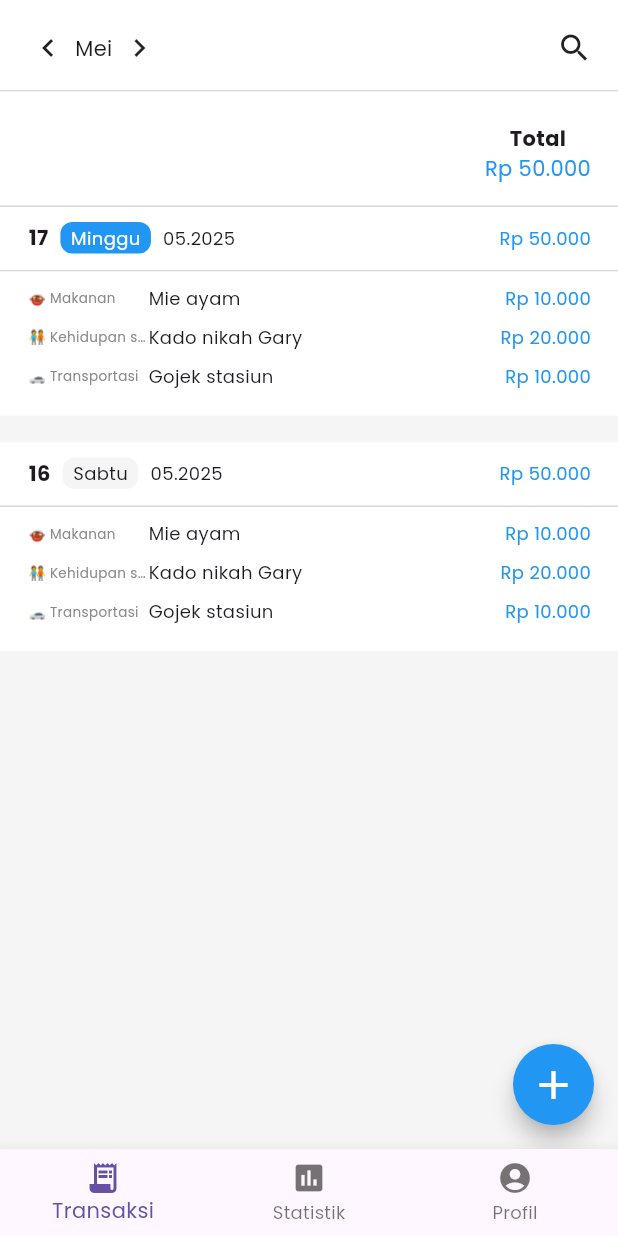
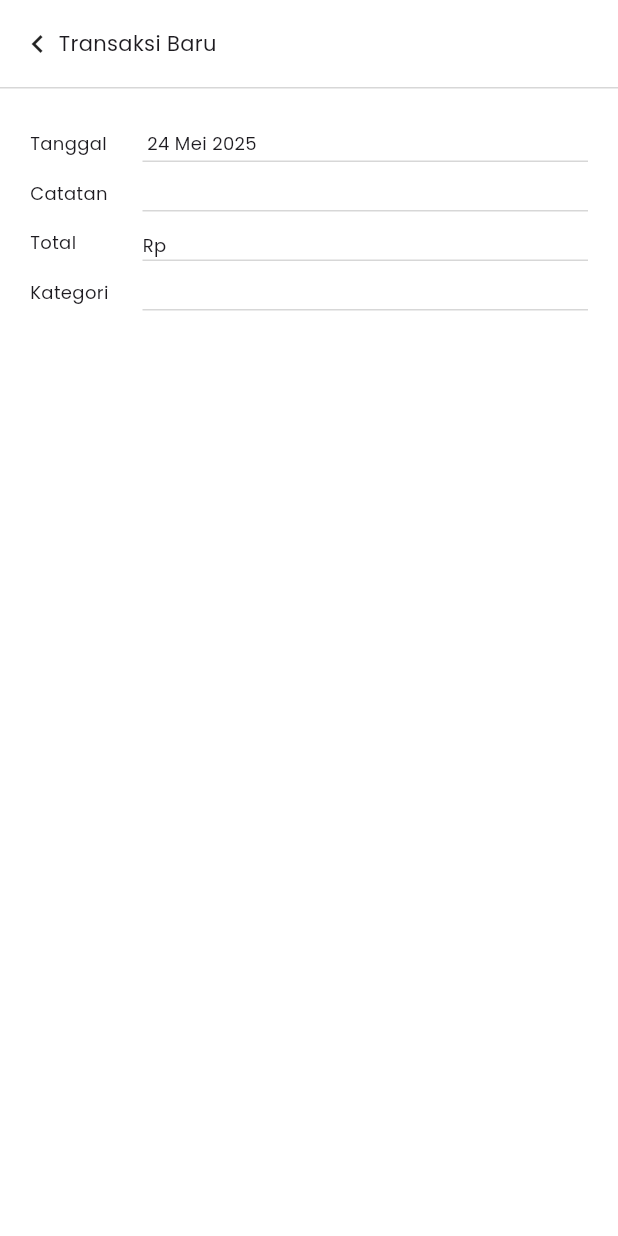
Before and after one commit to ivan-adrianto/money_manager, a Flutter app: the screen it shows after launch, after a tap on the "add" icon, on a phone screen of 412 x 824 dp. Run offline on Flutter 3.47's test engine with Material 3 defaults, Android fonts, the phone set to English and light mode, and no system bars; our stand-ins replace flutter_multi_formatter, google_fonts.

Commit message:
new transaction slicing

```diff
--- a/lib/main.dart
+++ b/lib/main.dart
@@ -2,6 +2,7 @@ import 'package:flutter/material.dart';
 import 'package:google_fonts/google_fonts.dart';
 import 'package:money_manager/screens/home/home.dart';
 import 'package:money_manager/screens/login/login.dart';
+import 'package:money_manager/screens/new_transaction/new_transaction.dart';
 import 'screens/register/register.dart'; // Import it
 
 void main() {
@@ -24,7 +25,8 @@ class MyApp extends StatelessWidget {
       home: const HomeScreen(),
       routes: {
         '/login': (_) => const LoginScreen(),
-        '/register': (_) => const RegisterScreen()
+        '/register': (_) => const RegisterScreen(),
+        '/new-transaction': (_) => const NewTransactionScreen()
       },
     );
   }
--- /dev/null
+++ b/lib/screens/new_transaction/new_transaction.ctrl.dart
@@ -0,0 +1,59 @@
+import 'package:flutter/material.dart';
+import 'package:money_manager/widgets/category_picker/category_picker.dart';
+
+class NewTransactionController extends ChangeNotifier {
+  DateTime? selectedDate = DateTime.now();
+
+  String _selectedCategory = '';
+  String get selectedCategory => _selectedCategory;
+
+  Future<void> pickDate(BuildContext context) async {
+    final now = DateTime.now();
+    final picked = await showDatePicker(
+        context: context,
+        firstDate: DateTime(2000),
+        lastDate: DateTime(2100),
+        initialDate: selectedDate ?? now);
+    if (picked != null) {
+      selectedDate = picked;
+      notifyListeners();
+    }
+  }
+
+  String get formattedDate {
+    if (selectedDate == null) return 'Pilih tanggal';
+    return '${selectedDate!.day.toString().padLeft(2, '0')} '
+        '${_monthName(selectedDate!.month)} '
+        '${selectedDate!.year}';
+  }
+
+  String _monthName(int month) {
+    const months = [
+      'Januari',
+      'Februari',
+      'Maret',
+      'April',
+      'Mei',
+      'Juni',
+      'Juli',
+      'Agustus',
+      'September',
+      'Oktober',
+      'November',
+      'Desember'
+    ];
+    return months[month - 1];
+  }
+
+  void pickCategory(BuildContext context) async {
+    await showModalBottomSheet<String>(
+        context: context,
+        builder: (_) => CategoryPicker(
+            selected: _selectedCategory,
+            onSelected: (category) {
+              Navigator.pop(context);
+              _selectedCategory = category;
+              notifyListeners();
+            }));
+  }
+}
--- /dev/null
+++ b/lib/screens/new_transaction/new_transaction.dart
@@ -0,0 +1,152 @@
+import 'package:flutter/material.dart';
+import 'package:flutter/services.dart';
+import 'package:flutter_multi_formatter/flutter_multi_formatter.dart';
+import 'package:money_manager/screens/new_transaction/new_transaction.ctrl.dart';
+import 'package:money_manager/styles/styles.dart';
+import 'package:provider/provider.dart';
+
+class NewTransactionScreen extends StatelessWidget {
+  const NewTransactionScreen({super.key});
+
+  @override
+  Widget build(BuildContext context) {
+    return ChangeNotifierProvider(
+      create: (_) => NewTransactionController(),
+      child: Scaffold(
+        backgroundColor: Colors.white,
+        body: SafeArea(
+          child: Consumer<NewTransactionController>(
+            builder: (context, controller, _) => Column(
+              children: [
+                Container(
+                  padding: EdgeInsets.symmetric(horizontal: 13, vertical: 17),
+                  decoration: AppDecorations.statisticHeader,
+                  child: Row(
+                    children: [
+                      GestureDetector(
+                          onTap: () => Navigator.pop(context),
+                          child: Icon(Icons.chevron_left)),
+                      SizedBox(
+                        width: 2,
+                      ),
+                      Text(
+                        'Transaksi Baru',
+                        style: AppTextStyles.headerText,
+                      )
+                    ],
+                  ),
+                ),
+                Padding(
+                  padding: EdgeInsets.symmetric(vertical: 28, horizontal: 20),
+                  child: Column(
+                    children: [
+                      Row(
+                        crossAxisAlignment: CrossAxisAlignment.start,
+                        children: [
+                          SizedBox(
+                            width: 75,
+                            child: Text(
+                              'Tanggal',
+                              style: AppTextStyles.normalText,
+                            ),
+                          ),
+                          Expanded(
+                              child: GestureDetector(
+                            onTap: () => controller.pickDate(context),
+                            child: Container(
+                              padding: EdgeInsets.fromLTRB(3, 0, 3, 3),
+                              decoration: AppDecorations.bottomBorder,
+                              child: Text(
+                                controller.formattedDate,
+                                style: AppTextStyles.normalText,
+                              ),
+                            ),
+                          ))
+                        ],
+                      ),
+                      SizedBox(
+                        height: 12,
+                      ),
+                      Row(
+                        crossAxisAlignment: CrossAxisAlignment.start,
+                        children: [
+                          SizedBox(
+                            width: 75,
+                            child: Text(
+                              'Catatan',
+                              style: AppTextStyles.normalText,
+                            ),
+                          ),
+                          Expanded(
+                              child: TextField(
+                            style: AppTextStyles.normalText,
+                            decoration: AppDecorations.transactionInput,
+                          ))
+                        ],
+                      ),
+                      SizedBox(
+                        height: 12,
+                      ),
+                      Row(
+                        crossAxisAlignment: CrossAxisAlignment.start,
+                        children: [
+                          SizedBox(
+                            width: 75,
+                            child: Text(
+                              'Total',
+                              style: AppTextStyles.normalText,
+                            ),
+                          ),
+                          Expanded(
+                              child: TextField(
+                            style: AppTextStyles.normalText,
+                            decoration: AppDecorations.inputNominal,
+                            keyboardType: TextInputType.number,
+                            inputFormatters: [
+                              FilteringTextInputFormatter.digitsOnly,
+                              CurrencyInputFormatter(
+                                thousandSeparator: ThousandSeparator.Period,
+                                mantissaLength: 0,
+                              )
+                            ],
+                          ))
+                        ],
+                      ),
+                      SizedBox(
+                        height: 12,
+                      ),
+                      Row(
+                        crossAxisAlignment: CrossAxisAlignment.start,
+                        children: [
+                          SizedBox(
+                            width: 75,
+                            child: Text(
+                              'Kategori',
+                              style: AppTextStyles.normalText,
+                            ),
+                          ),
+                          Expanded(
+                              child: GestureDetector(
+                            onTap: () => controller.pickCategory(context),
+                            child: Container(
+                              padding: EdgeInsets.fromLTRB(3, 0, 3, 3),
+                              decoration: AppDecorations.bottomBorder,
+                              child: Text(
+                                controller.selectedCategory,
+                                style: AppTextStyles.normalText,
+                              ),
+                            ),
+                          ))
+                        ],
+                      ),
+                    ],
+                  ),
+                ),
+              ],
+            ),
+          ),
+        ),
+      ),
+    );
+  }
+}
--- a/lib/screens/transactions/transactions.dart
+++ b/lib/screens/transactions/transactions.dart
@@ -13,7 +13,9 @@ class TransactionsScreen extends StatelessWidget {
         height: 54,
         width: 54,
         child: FloatingActionButton(
-          onPressed: () {},
+          onPressed: () {
+            Navigator.pushNamed(context, '/new-transaction');
+          },
           backgroundColor: AppColors.primaryBlue,
           shape: const CircleBorder(),
           child: Icon(
@@ -40,7 +42,7 @@ class TransactionsScreen extends StatelessWidget {
                       ),
                       Text(
                         'Mei',
-                        style: AppTextStyles.monthText,
+                        style: AppTextStyles.headerText,
                       ),
                       SizedBox(
                         width: 6,
--- a/lib/styles/colors.dart
+++ b/lib/styles/colors.dart
@@ -6,4 +6,5 @@ class AppColors {
   static const grayText = Color(0xFF898989);
   static const grayBg = Color(0xFFF5F5F5);
   static const white = Colors.white;
+  static const black = Color(0xFF1F1F1F);
 }
--- a/lib/styles/styles.dart
+++ b/lib/styles/styles.dart
@@ -15,7 +15,7 @@ class AppTextStyles {
   static TextStyle get linkText =>
       GoogleFonts.poppins(fontSize: 12, color: AppColors.primaryBlue);
   static TextStyle get normalText => GoogleFonts.poppins(fontSize: 12);
-  static TextStyle get monthText =>
+  static TextStyle get headerText =>
       GoogleFonts.poppins(fontSize: 14, fontWeight: FontWeight.w400);
   static TextStyle get totalLabel =>
       GoogleFonts.poppins(fontSize: 14, fontWeight: FontWeight.bold);
@@ -23,14 +23,15 @@ class AppTextStyles {
       GoogleFonts.poppins(color: AppColors.primaryBlue, fontSize: 14);
   static TextStyle get dateDayText =>
       GoogleFonts.poppins(fontSize: 14, fontWeight: FontWeight.bold);
-  static TextStyle get dayName =>
-      GoogleFonts.poppins(fontSize: 12);
+  static TextStyle get dayName => GoogleFonts.poppins(fontSize: 12);
   static TextStyle get currentDayName =>
       GoogleFonts.poppins(color: Colors.white, fontSize: 12);
   static TextStyle get nominalText =>
       GoogleFonts.poppins(color: AppColors.primaryBlue, fontSize: 12);
   static TextStyle get transactionCategory =>
       GoogleFonts.poppins(fontSize: 9, color: AppColors.grayText);
+  static TextStyle get categoryTitle =>
+      normalText.copyWith(color: Colors.white);
 }
 
 class AppButtonStyles {
@@ -48,4 +49,27 @@ class AppDecorations {
       color: AppColors.primaryBlue, borderRadius: BorderRadius.circular(8));
   static final statisticHeader = BoxDecoration(
       border: AppDecorations.bottomBorder.border, color: AppColors.white);
+  static final transactionInput = InputDecoration(
+    border: UnderlineInputBorder(
+        borderSide: BorderSide(color: AppColors.grayBorder)),
+    enabledBorder: UnderlineInputBorder(
+        borderSide: BorderSide(color: AppColors.grayBorder)),
+    focusedBorder: UnderlineInputBorder(
+        borderSide: BorderSide(color: AppColors.primaryBlue)),
+    contentPadding: EdgeInsets.fromLTRB(3, 0, 3, 3),
+    isDense: true,
+  );
+  static final inputNominal = transactionInput.copyWith(
+    prefixIcon: Text(
+      "Rp",
+      style: AppTextStyles.normalText,
+    ),
+    prefixIconConstraints: BoxConstraints(minWidth: 0, minHeight: 0),
+  );
+  static final categoryHeader = BoxDecoration(color: AppColors.black);
+  static final categoryItem =
+      BoxDecoration(border: Border.all(color: AppColors.grayBorder));
+  static final categoryGrid = BoxDecoration(color: Colors.white);
 }
+
+class AppInputStyles {}
--- a/pubspec.yaml
+++ b/pubspec.yaml
@@ -14,6 +14,8 @@ dependencies:
   english_words: ^4.0.0
   provider: ^6.1.2
   google_fonts: ^6.0.0
+  intl: ^0.18.1
+  flutter_multi_formatter: ^2.13.7
 
 dev_dependencies:
   flutter_test:
```
Also changed, not shown: lib/widgets/category_picker/category_picker.dart (added, +92 -0 lines), pubspec.lock.
